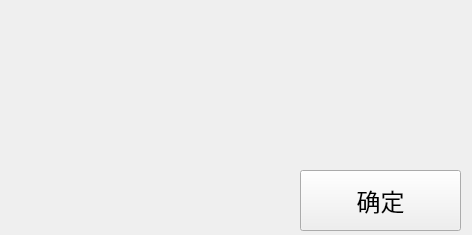
Above: custommessagebox.ui from alphonso64/EnergyBox before the change. Below: the same form after it.
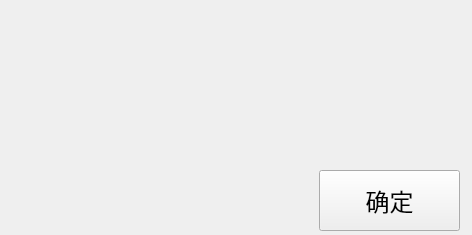
That is the form after the change.

```diff
--- a/custommessagebox.ui
+++ b/custommessagebox.ui
@@ -35,9 +35,9 @@
   <widget class="QPushButton" name="pushButton">
    <property name="geometry">
     <rect>
-     <x>300</x>
+     <x>319</x>
      <y>170</y>
-     <width>161</width>
+     <width>141</width>
      <height>61</height>
     </rect>
    </property>
```
Left out of the diff: 19 changed lines with no effect on the pictures.
